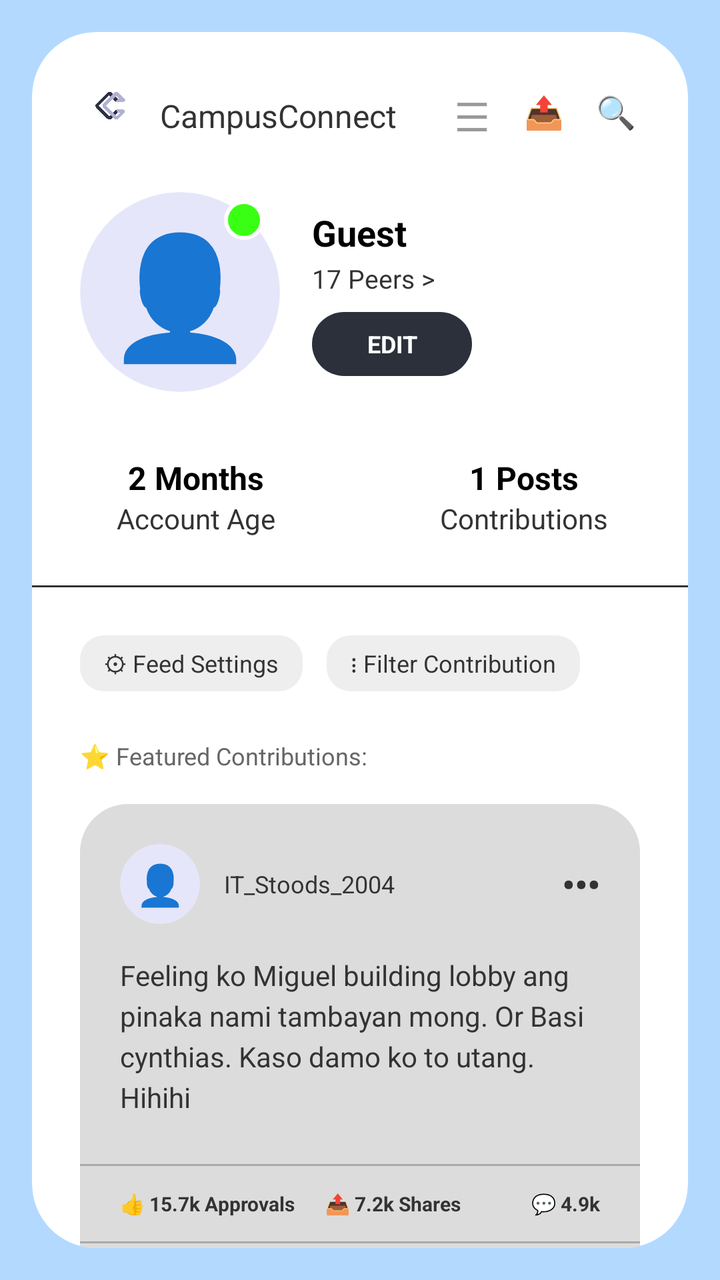
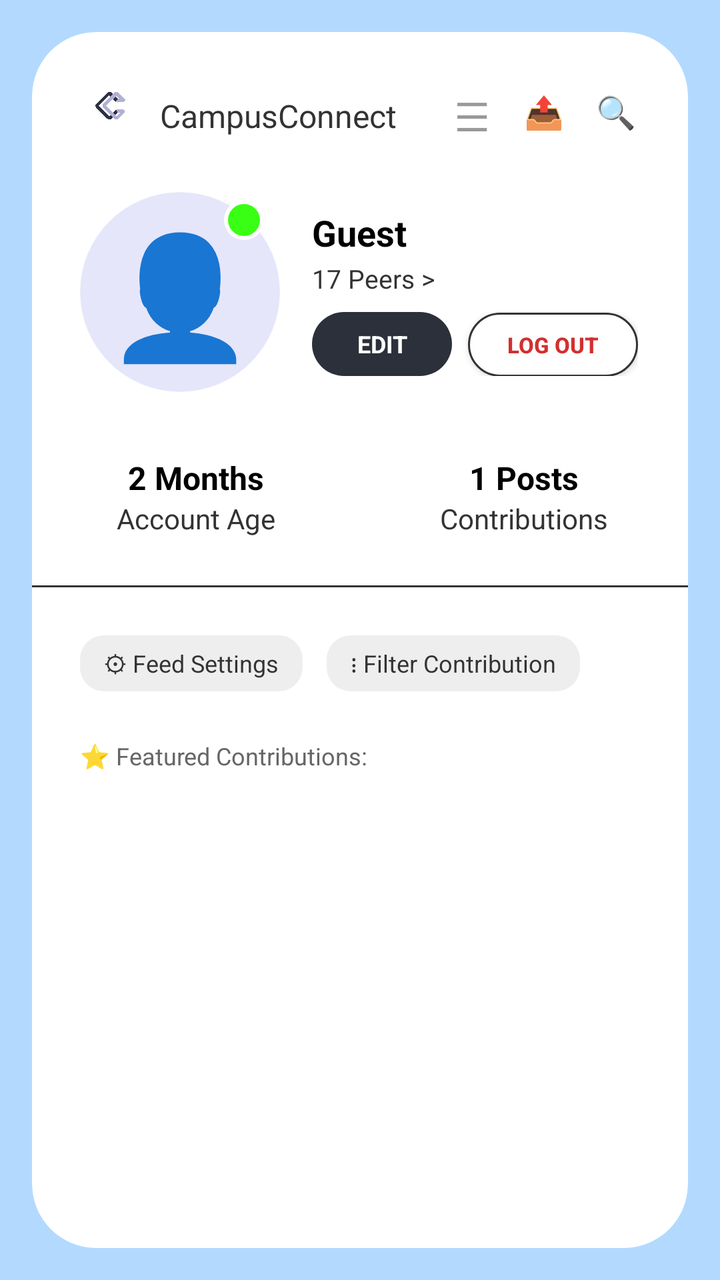

An Android layout rendered at two revisions. The XML below is the earlier revision; the diff shows what the commit changed to produce the second picture.
<!-- AndroidManifest.xml: application theme Theme.CampusConnect -->
<!-- res/layout/activity_profile.xml -->
<?xml version="1.0" encoding="utf-8"?>
<androidx.constraintlayout.widget.ConstraintLayout xmlns:android="http://schemas.android.com/apk/res/android"
    xmlns:app="http://schemas.android.com/apk/res-auto"
    android:layout_width="match_parent"
    android:layout_height="match_parent"
    android:background="#B3D9FF">

    <androidx.cardview.widget.CardView
        android:layout_width="0dp"
        android:layout_height="0dp"
        android:layout_margin="16dp"
        app:cardBackgroundColor="#FFFFFF"
        app:cardCornerRadius="32dp"
        app:cardElevation="0dp"
        app:layout_constraintBottom_toBottomOf="parent"
        app:layout_constraintEnd_toEndOf="parent"
        app:layout_constraintStart_toStartOf="parent"
        app:layout_constraintTop_toTopOf="parent">

        <ScrollView
            android:layout_width="match_parent"
            android:layout_height="match_parent"
            android:scrollbars="none">

            <LinearLayout
                android:layout_width="match_parent"
                android:layout_height="wrap_content"
                android:orientation="vertical"
                android:paddingTop="24dp"
                android:paddingBottom="24dp">

                
                <LinearLayout
                    android:layout_width="match_parent"
                    android:layout_height="wrap_content"
                    android:gravity="center_vertical"
                    android:orientation="horizontal"
                    android:paddingStart="24dp"
                    android:paddingEnd="24dp">

                    <ImageView
                        android:layout_width="32dp"
                        android:layout_height="32dp"
                        android:src="@drawable/cc"
                        android:scaleType="centerInside"
                        android:adjustViewBounds="true" />

                    <TextView
                        android:layout_width="wrap_content"
                        android:layout_height="wrap_content"
                        android:layout_marginStart="8dp"
                        android:layout_marginTop="2dp"
                        android:text="CampusConnect"
                        android:textColor="#333333"
                        android:textSize="16sp" />

                    <View
                        android:layout_width="0dp"
                        android:layout_height="0dp"
                        android:layout_weight="1" />

                    
                    <TextView
                        android:layout_width="24dp"
                        android:layout_height="24dp"
                        android:text="☰"
                        android:textSize="20sp"
                        android:textColor="#999999"
                        android:gravity="center" />

                    
                    <TextView
                        android:layout_width="24dp"
                        android:layout_height="24dp"
                        android:layout_marginStart="12dp"
                        android:text="📤"
                        android:textSize="16sp"
                        android:textColor="#999999"
                        android:gravity="center" />

                    
                    <TextView
                        android:layout_width="24dp"
                        android:layout_height="24dp"
                        android:layout_marginStart="12dp"
                        android:text="🔍"
                        android:textSize="16sp"
                        android:textColor="#999999"
                        android:gravity="center" />
                </LinearLayout>

                
                <LinearLayout
                    android:layout_width="match_parent"
                    android:layout_height="wrap_content"
                    android:layout_marginTop="24dp"
                    android:orientation="horizontal"
                    android:paddingStart="24dp"
                    android:paddingEnd="24dp"
                    android:gravity="center_vertical">

                    <FrameLayout
                        android:layout_width="wrap_content"
                        android:layout_height="wrap_content">

                        <androidx.cardview.widget.CardView
                            android:layout_width="100dp"
                            android:layout_height="100dp"
                            app:cardBackgroundColor="#E6E6FA"
                            app:cardCornerRadius="50dp"
                            app:cardElevation="0dp">

                            <TextView
                                android:layout_width="match_parent"
                                android:layout_height="match_parent"
                                android:text="👤"
                                android:gravity="center"
                                android:textSize="60sp"
                                android:textColor="#483D8B"/>
                        </androidx.cardview.widget.CardView>

                        <View
                            android:layout_width="20dp"
                            android:layout_height="20dp"
                            android:layout_gravity="top|end"
                            android:layout_marginTop="4dp"
                            android:layout_marginEnd="8dp"
                            android:background="@drawable/status_dot_green" />
                    </FrameLayout>

                    <LinearLayout
                        android:layout_width="match_parent"
                        android:layout_height="wrap_content"
                        android:layout_marginStart="16dp"
                        android:orientation="vertical">

                        <TextView
                            android:id="@+id/profileUsernameText"
                            android:layout_width="wrap_content"
                            android:layout_height="wrap_content"
                            android:text="Guest"
                            android:textColor="#000000"
                            android:textStyle="bold"
                            android:textSize="18sp" />

                        <TextView
                            android:layout_width="wrap_content"
                            android:layout_height="wrap_content"
                            android:text="17 Peers >"
                            android:textColor="#333333"
                            android:textSize="13sp"
                            android:layout_marginTop="2dp" />

                        <TextView
                            android:layout_width="80dp"
                            android:layout_height="32dp"
                            android:layout_marginTop="8dp"
                            android:background="@drawable/profile_edit_btn_bg"
                            android:gravity="center"
                            android:text="EDIT"
                            android:textColor="#FFFFFF"
                            android:textStyle="bold"
                            android:textSize="12sp" />
                    </LinearLayout>
                </LinearLayout>

                
                <LinearLayout
                    android:layout_width="match_parent"
                    android:layout_height="wrap_content"
                    android:layout_marginTop="32dp"
                    android:orientation="horizontal"
                    android:weightSum="2">

                    
                    <LinearLayout
                        android:layout_width="0dp"
                        android:layout_height="wrap_content"
                        android:layout_weight="1"
                        android:gravity="center"
                        android:orientation="vertical">
                        <TextView
                            android:id="@+id/accountAgeText"
                            android:layout_width="wrap_content"
                            android:layout_height="wrap_content"
                            android:text="2 Months"
                            android:textColor="#000000"
                            android:textStyle="bold"
                            android:textSize="16sp" />
                        <TextView
                            android:layout_width="wrap_content"
                            android:layout_height="wrap_content"
                            android:text="Account Age"
                            android:textColor="#333333"
                            android:textSize="14sp" />
                    </LinearLayout>

                    
                    <LinearLayout
                        android:layout_width="0dp"
                        android:layout_height="wrap_content"
                        android:layout_weight="1"
                        android:gravity="center"
                        android:orientation="vertical">
                        <TextView
                            android:id="@+id/postsCountText"
                            android:layout_width="wrap_content"
                            android:layout_height="wrap_content"
                            android:text="1 Posts"
                            android:textColor="#000000"
                            android:textStyle="bold"
                            android:textSize="16sp" />
                        <TextView
                            android:layout_width="wrap_content"
                            android:layout_height="wrap_content"
                            android:text="Contributions"
                            android:textColor="#333333"
                            android:textSize="14sp" />
                    </LinearLayout>
                </LinearLayout>

                
                <View
                    android:layout_width="match_parent"
                    android:layout_height="1dp"
                    android:layout_marginTop="24dp"
                    android:layout_marginBottom="24dp"
                    android:background="#333333" />

                
                <LinearLayout
                    android:layout_width="match_parent"
                    android:layout_height="wrap_content"
                    android:orientation="horizontal"
                    android:paddingStart="24dp"
                    android:paddingEnd="24dp">

                    <TextView
                        android:layout_width="wrap_content"
                        android:layout_height="28dp"
                        android:background="@drawable/pill_gray_bg"
                        android:gravity="center_vertical"
                        android:paddingStart="12dp"
                        android:paddingEnd="12dp"
                        android:text="⚙ Feed Settings"
                        android:textColor="#333333"
                        android:textSize="12sp" />

                    <TextView
                        android:layout_width="wrap_content"
                        android:layout_height="28dp"
                        android:layout_marginStart="12dp"
                        android:background="@drawable/pill_gray_bg"
                        android:gravity="center_vertical"
                        android:paddingStart="12dp"
                        android:paddingEnd="12dp"
                        android:text="⋮ Filter Contribution"
                        android:textColor="#333333"
                        android:textSize="12sp" />
                </LinearLayout>

                
                <TextView
                    android:layout_width="wrap_content"
                    android:layout_height="wrap_content"
                    android:layout_marginTop="24dp"
                    android:layout_marginStart="24dp"
                    android:text="⭐ Featured Contributions:"
                    android:textColor="#666666"
                    android:textSize="12sp" />

                
                <LinearLayout
                    android:layout_width="match_parent"
                    android:layout_height="wrap_content"
                    android:layout_marginTop="16dp"
                    android:layout_marginStart="24dp"
                    android:layout_marginEnd="24dp"
                    android:layout_marginBottom="24dp"
                    android:background="@drawable/post_card_bg"
                    android:orientation="vertical"
                    android:paddingTop="20dp">

                    
                    <LinearLayout
                        android:layout_width="match_parent"
                        android:layout_height="wrap_content"
                        android:gravity="center_vertical"
                        android:orientation="horizontal"
                        android:paddingStart="20dp"
                        android:paddingEnd="20dp">

                        <androidx.cardview.widget.CardView
                            android:layout_width="40dp"
                            android:layout_height="40dp"
                            app:cardBackgroundColor="#E6E6FA"
                            app:cardCornerRadius="20dp"
                            app:cardElevation="0dp">
                            <TextView
                                android:layout_width="match_parent"
                                android:layout_height="match_parent"
                                android:text="👤"
                                android:gravity="center"
                                android:textSize="20sp"
                                android:textColor="#483D8B"/>
                        </androidx.cardview.widget.CardView>

                        <TextView
                            android:layout_width="0dp"
                            android:layout_height="wrap_content"
                            android:layout_marginStart="12dp"
                            android:layout_weight="1"
                            android:text="IT_Stoods_2004"
                            android:textColor="#333333"
                            android:textSize="12sp" />

                        <TextView
                            android:layout_width="wrap_content"
                            android:layout_height="wrap_content"
                            android:text="•••"
                            android:textColor="#333333"
                            android:textSize="18sp"
                            android:textStyle="bold" />
                    </LinearLayout>

                    
                    <TextView
                        android:layout_width="match_parent"
                        android:layout_height="wrap_content"
                        android:layout_marginTop="16dp"
                        android:paddingStart="20dp"
                        android:paddingEnd="20dp"
                        android:layout_marginBottom="24dp"
                        android:text="Feeling ko Miguel building lobby ang pinaka nami tambayan mong. Or Basi cynthias. Kaso damo ko to utang. Hihihi"
                        android:textColor="#333333"
                        android:textSize="14sp"
                        android:lineSpacingExtra="4dp"/>

                    
                    <View
                        android:layout_width="match_parent"
                        android:layout_height="1dp"
                        android:background="#AAAAAA" />

                    
                    <LinearLayout
                        android:layout_width="match_parent"
                        android:layout_height="wrap_content"
                        android:orientation="horizontal"
                        android:paddingTop="12dp"
                        android:paddingBottom="12dp"
                        android:paddingStart="20dp"
                        android:paddingEnd="20dp">

                        <TextView
                            android:layout_width="0dp"
                            android:layout_height="wrap_content"
                            android:layout_weight="1"
                            android:text="👍 15.7k Approvals"
                            android:textColor="#333"
                            android:textSize="10sp"
                            android:textStyle="bold" />

                        <TextView
                            android:layout_width="0dp"
                            android:layout_height="wrap_content"
                            android:layout_weight="1"
                            android:text="📤 7.2k Shares"
                            android:textColor="#333"
                            android:textSize="10sp"
                            android:textStyle="bold" />

                        <TextView
                            android:layout_width="wrap_content"
                            android:layout_height="wrap_content"
                            android:text="💬 4.9k"
                            android:textColor="#333"
                            android:textSize="10sp"
                            android:textStyle="bold" />
                    </LinearLayout>

                    
                    <View
                        android:layout_width="match_parent"
                        android:layout_height="1dp"
                        android:background="#AAAAAA" />

                    
                    <LinearLayout
                        android:layout_width="match_parent"
                        android:layout_height="wrap_content"
                        android:gravity="center_vertical"
                        android:orientation="horizontal"
                        android:padding="16dp">

                        <androidx.cardview.widget.CardView
                            android:layout_width="32dp"
                            android:layout_height="32dp"
                            app:cardBackgroundColor="#E6E6FA"
                            app:cardCornerRadius="16dp"
                            app:cardElevation="0dp">
                            <TextView
                                android:layout_width="match_parent"
                                android:layout_height="match_parent"
                                android:text="👤"
                                android:gravity="center"
                                android:textSize="16sp"
                                android:textColor="#483D8B"/>
                        </androidx.cardview.widget.CardView>

                        <LinearLayout
                            android:layout_width="0dp"
                            android:layout_height="36dp"
                            android:layout_marginStart="12dp"
                            android:layout_weight="1"
                            android:background="@drawable/comment_bg"
                            android:gravity="center_vertical"
                            android:paddingStart="16dp"
                            android:paddingEnd="12dp">

                            <EditText
                                android:layout_width="0dp"
                                android:layout_height="wrap_content"
                                android:layout_weight="1"
                                android:background="@null"
                                android:hint="Add a comment.."
                                android:textSize="10sp" />

                            <TextView
                                android:layout_width="wrap_content"
                                android:layout_height="wrap_content"
                                android:text="🖼️"
                                android:textSize="14sp" />
                        </LinearLayout>
                    </LinearLayout>
                </LinearLayout>

            </LinearLayout>
        </ScrollView>
    </androidx.cardview.widget.CardView>

</androidx.constraintlayout.widget.ConstraintLayout>
<!-- resources referenced by this layout -->
<resources>
  <!-- drawable cc: png bitmap (drawable, 146439 bytes) -->
  <!-- drawable comment_bg (drawable) -->
  <?xml version="1.0" encoding="utf-8"?>
  <shape xmlns:android="http://schemas.android.com/apk/res/android">
      <solid android:color="#E6E6FA" />
      <corners android:radius="24dp" />
  </shape>
  <!-- drawable pill_gray_bg (drawable) -->
  <?xml version="1.0" encoding="utf-8"?>
  <shape xmlns:android="http://schemas.android.com/apk/res/android">
      <solid android:color="#EEEEEE" />
      <corners android:radius="12dp" />
  </shape>
  <!-- drawable post_card_bg (drawable) -->
  <?xml version="1.0" encoding="utf-8"?>
  <shape xmlns:android="http://schemas.android.com/apk/res/android">
      <solid android:color="#DCDCDC" />
      <corners android:radius="24dp" />
  </shape>
  <!-- drawable profile_edit_btn_bg (drawable) -->
  <?xml version="1.0" encoding="utf-8"?>
  <shape xmlns:android="http://schemas.android.com/apk/res/android">
      <solid android:color="#2C303A" />
      <corners android:radius="16dp" />
  </shape>
  <!-- drawable status_dot_green (drawable) -->
  <?xml version="1.0" encoding="utf-8"?>
  <shape xmlns:android="http://schemas.android.com/apk/res/android" android:shape="oval">
      <solid android:color="#39FF14" />
      <stroke android:width="2dp" android:color="#FFFFFF" />
  </shape>
  <style name="Theme.CampusConnect" parent="Base.Theme.CampusConnect" />
  <style name="Base.Theme.CampusConnect" parent="Theme.Material3.DayNight.NoActionBar">
          
          
      </style>
</resources>

<!-- the commit's change to res/layout/activity_profile.xml (unified diff, before → after) -->
@@ -151,16 +151,35 @@
                             android:textSize="13sp"
                             android:layout_marginTop="2dp" />
 
-                        <TextView
-                            android:layout_width="80dp"
-                            android:layout_height="32dp"
+                        <LinearLayout
+                            android:layout_width="wrap_content"
+                            android:layout_height="wrap_content"
                             android:layout_marginTop="8dp"
-                            android:background="@drawable/profile_edit_btn_bg"
-                            android:gravity="center"
-                            android:text="EDIT"
-                            android:textColor="#FFFFFF"
-                            android:textStyle="bold"
-                            android:textSize="12sp" />
+                            android:orientation="horizontal">
+
+                            <TextView
+                                android:layout_width="70dp"
+                                android:layout_height="32dp"
+                                android:background="@drawable/profile_edit_btn_bg"
+                                android:gravity="center"
+                                android:text="EDIT"
+                                android:textColor="#FFFFFF"
+                                android:textSize="12sp"
+                                android:textStyle="bold" />
+
+                            <androidx.appcompat.widget.AppCompatButton
+                                android:id="@+id/logoutButton"
+                                android:layout_width="85dp"
+                                android:layout_height="32dp"
+                                android:layout_marginStart="8dp"
+                                android:background="@drawable/cancel_btn_bg"
+                                android:padding="0dp"
+                                android:text="LOG OUT"
+                                android:textAllCaps="true"
+                                android:textColor="#D32F2F"
+                                android:textSize="11sp"
+                                android:textStyle="bold" />
+                        </LinearLayout>
                     </LinearLayout>
                 </LinearLayout>
 
@@ -271,169 +290,14 @@
 
                 
                 <LinearLayout
-                    android:layout_width="match_parent"
-                    android:layout_height="wrap_content"
-                    android:layout_marginTop="16dp"
+                    android:id="@+id/profilePostsContainer"
+                    android:layout_width="match_parent"
+                    android:layout_height="wrap_content"
+                    android:orientation="vertical"
                     android:layout_marginStart="24dp"
                     android:layout_marginEnd="24dp"
-                    android:layout_marginBottom="24dp"
-                    android:background="@drawable/post_card_bg"
-                    android:orientation="vertical"
-                    android:paddingTop="20dp">
-
-                    
-                    <LinearLayout
-                        android:layout_width="match_parent"
-                        android:layout_height="wrap_content"
-                        android:gravity="center_vertical"
-                        android:orientation="horizontal"
-                        android:paddingStart="20dp"
-                        android:paddingEnd="20dp">
-
-                        <androidx.cardview.widget.CardView
-                            android:layout_width="40dp"
-                            android:layout_height="40dp"
-                            app:cardBackgroundColor="#E6E6FA"
-                            app:cardCornerRadius="20dp"
-                            app:cardElevation="0dp">
-                            <TextView
-                                android:layout_width="match_parent"
-                                android:layout_height="match_parent"
-                                android:text="👤"
-                                android:gravity="center"
-                                android:textSize="20sp"
-                                android:textColor="#483D8B"/>
-                        </androidx.cardview.widget.CardView>
-
-                        <TextView
-                            android:layout_width="0dp"
-                            android:layout_height="wrap_content"
-                            android:layout_marginStart="12dp"
-                            android:layout_weight="1"
-                            android:text="IT_Stoods_2004"
-                            android:textColor="#333333"
-                            android:textSize="12sp" />
-
-                        <TextView
-                            android:layout_width="wrap_content"
-                            android:layout_height="wrap_content"
-                            android:text="•••"
-                            android:textColor="#333333"
-                            android:textSize="18sp"
-                            android:textStyle="bold" />
-                    </LinearLayout>
-
-                    
-                    <TextView
-                        android:layout_width="match_parent"
-                        android:layout_height="wrap_content"
-                        android:layout_marginTop="16dp"
-                        android:paddingStart="20dp"
-                        android:paddingEnd="20dp"
-                        android:layout_marginBottom="24dp"
-                        android:text="Feeling ko Miguel building lobby ang pinaka nami tambayan mong. Or Basi cynthias. Kaso damo ko to utang. Hihihi"
-                        android:textColor="#333333"
-                        android:textSize="14sp"
-                        android:lineSpacingExtra="4dp"/>
-
-                    
-                    <View
-                        android:layout_width="match_parent"
-                        android:layout_height="1dp"
-                        android:background="#AAAAAA" />
-
-                    
-                    <LinearLayout
-                        android:layout_width="match_parent"
-                        android:layout_height="wrap_content"
-                        android:orientation="horizontal"
-                        android:paddingTop="12dp"
-                        android:paddingBottom="12dp"
-                        android:paddingStart="20dp"
-                        android:paddingEnd="20dp">
-
-                        <TextView
-                            android:layout_width="0dp"
-                            android:layout_height="wrap_content"
-                            android:layout_weight="1"
-                            android:text="👍 15.7k Approvals"
-                            android:textColor="#333"
-                            android:textSize="10sp"
-                            android:textStyle="bold" />
-
-                        <TextView
-                            android:layout_width="0dp"
-                            android:layout_height="wrap_content"
-                            android:layout_weight="1"
-                            android:text="📤 7.2k Shares"
-                            android:textColor="#333"
-                            android:textSize="10sp"
-                            android:textStyle="bold" />
-
-                        <TextView
-                            android:layout_width="wrap_content"
-                            android:layout_height="wrap_content"
-                            android:text="💬 4.9k"
-                            android:textColor="#333"
-                            android:textSize="10sp"
-                            android:textStyle="bold" />
-                    </LinearLayout>
-
-                    
-                    <View
-                        android:layout_width="match_parent"
-                        android:layout_height="1dp"
-                        android:background="#AAAAAA" />
-
-                    
-                    <LinearLayout
-                        android:layout_width="match_parent"
-                        android:layout_height="wrap_content"
-                        android:gravity="center_vertical"
-                        android:orientation="horizontal"
-                        android:padding="16dp">
-
-                        <androidx.cardview.widget.CardView
-                            android:layout_width="32dp"
-                            android:layout_height="32dp"
-                            app:cardBackgroundColor="#E6E6FA"
-                            app:cardCornerRadius="16dp"
-                            app:cardElevation="0dp">
-                            <TextView
-                                android:layout_width="match_parent"
-                                android:layout_height="match_parent"
-                                android:text="👤"
-                                android:gravity="center"
-                                android:textSize="16sp"
-                                android:textColor="#483D8B"/>
-                        </androidx.cardview.widget.CardView>
-
-                        <LinearLayout
-                            android:layout_width="0dp"
-                            android:layout_height="36dp"
-                            android:layout_marginStart="12dp"
-                            android:layout_weight="1"
-                            android:background="@drawable/comment_bg"
-                            android:gravity="center_vertical"
-                            android:paddingStart="16dp"
-                            android:paddingEnd="12dp">
-
-                            <EditText
-                                android:layout_width="0dp"
-                                android:layout_height="wrap_content"
-                                android:layout_weight="1"
-                                android:background="@null"
-                                android:hint="Add a comment.."
-                                android:textSize="10sp" />
-
-                            <TextView
-                                android:layout_width="wrap_content"
-                                android:layout_height="wrap_content"
-                                android:text="🖼️"
-                                android:textSize="14sp" />
-                        </LinearLayout>
-                    </LinearLayout>
-                </LinearLayout>
+                    android:layout_marginTop="16dp"
+                    android:layout_marginBottom="24dp" />
 
             </LinearLayout>
         </ScrollView>
<!-- resource entries referenced after the edit -->
@@ -1,23 +1,18 @@
 <!-- resources referenced by this layout -->
 <resources>
-  <!-- drawable cc: png bitmap (drawable, 146439 bytes) -->
-  <!-- drawable comment_bg (drawable) -->
+  <!-- drawable cancel_btn_bg (drawable) -->
   <?xml version="1.0" encoding="utf-8"?>
   <shape xmlns:android="http://schemas.android.com/apk/res/android">
-      <solid android:color="#E6E6FA" />
+      <solid android:color="#FFFFFF" />
+      <stroke android:width="1dp" android:color="#333333" />
       <corners android:radius="24dp" />
   </shape>
+  <!-- drawable cc: png bitmap (drawable, 146439 bytes) -->
   <!-- drawable pill_gray_bg (drawable) -->
   <?xml version="1.0" encoding="utf-8"?>
   <shape xmlns:android="http://schemas.android.com/apk/res/android">
       <solid android:color="#EEEEEE" />
       <corners android:radius="12dp" />
-  </shape>
-  <!-- drawable post_card_bg (drawable) -->
-  <?xml version="1.0" encoding="utf-8"?>
-  <shape xmlns:android="http://schemas.android.com/apk/res/android">
-      <solid android:color="#DCDCDC" />
-      <corners android:radius="24dp" />
   </shape>
   <!-- drawable profile_edit_btn_bg (drawable) -->
   <?xml version="1.0" encoding="utf-8"?>
